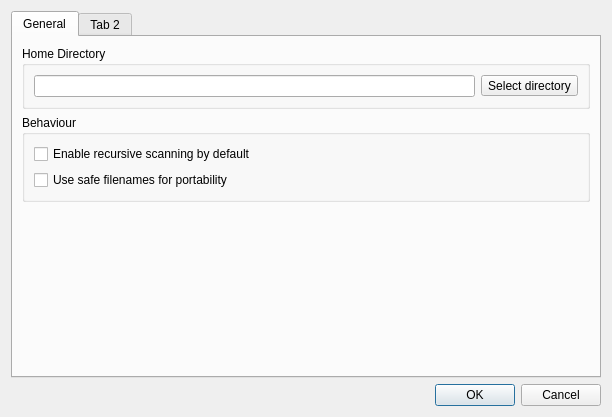
The window that ui/settingsdialog.ui (sjuvonen/coquillo) describes before a commit, drawn with Qt 5.
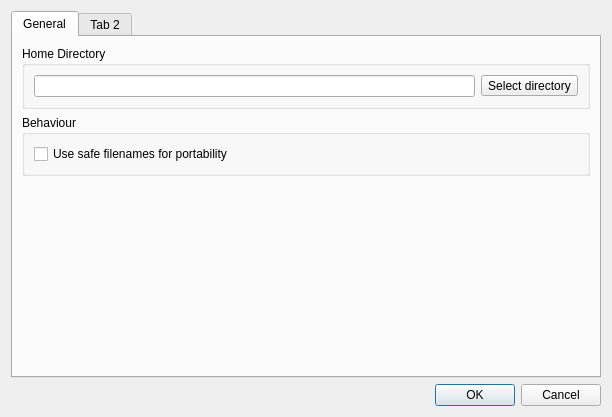
The same window after the commit. Icons and pictures are not drawn.

```diff
--- a/ui/settingsdialog.ui
+++ b/ui/settingsdialog.ui
@@ -52,16 +52,6 @@
           <string>Behaviour</string>
          </property>
          <layout class="QVBoxLayout" name="verticalLayout_3">
-          <item>
-           <widget class="QCheckBox" name="conf_RecursiveScan">
-            <property name="text">
-             <string>Enable recursive scanning by default</string>
-            </property>
-            <property name="checked">
-             <bool>false</bool>
-            </property>
-           </widget>
-          </item>
           <item>
            <widget class="QCheckBox" name="conf_SafeFilenames">
             <property name="text">
@@ -80,7 +70,7 @@
          <property name="sizeHint" stdset="0">
           <size>
            <width>20</width>
-           <height>152</height>
+           <height>178</height>
           </size>
          </property>
         </spacer>
```
Left out of the diff: 21 changed lines with no effect on the pictures.
